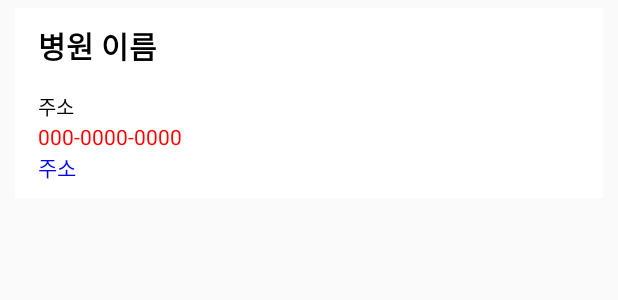
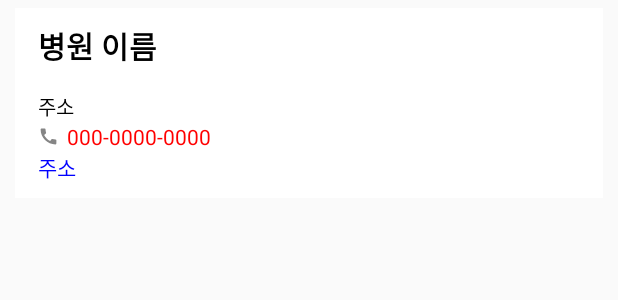
Before and after one commit to jeongminP/HospitalMap, an Android app: the layout recycler_view_item_hosp_info.xml on its own in the app's theme, with its tools: preview values and no code run, on a phone screen of 412 x 824 dp. Shown: the top 300 px of the screen. Run offline under Robolectric (Android 15) with nearby library versions, the phone set to English and light mode, and no system bars.

Commit message:
전화 아이콘 추가 및 터치 영역 확대

```diff
--- a/app/src/main/java/com/pjm9355/hospitalmap/DetailActivity.java
+++ b/app/src/main/java/com/pjm9355/hospitalmap/DetailActivity.java
@@ -188,7 +188,7 @@ public class DetailActivity extends Activity {
                                     telNoView.setVisibility(View.GONE);
                                 } else {
                                     tvTelNo.setText(telno);
-                                    tvTelNo.setOnClickListener(new View.OnClickListener() {
+                                    telNoView.setOnClickListener(new View.OnClickListener() {
                                         @Override
                                         public void onClick(View v) {
                                             Uri uri = Uri.parse("tel:" + telno);
@@ -204,7 +204,7 @@ public class DetailActivity extends Activity {
                                 } else {
                                     tvUrl.setPaintFlags(tvUrl.getPaintFlags() | Paint.UNDERLINE_TEXT_FLAG);
                                     tvUrl.setText(url);
-                                    tvUrl.setOnClickListener(new View.OnClickListener() {
+                                    hospUrlView.setOnClickListener(new View.OnClickListener() {
                                         @Override
                                         public void onClick(View v) {
                                             Uri uri = Uri.parse(url);
--- /dev/null
+++ b/app/src/main/res/drawable-anydpi/call_icon.xml
@@ -0,0 +1,11 @@
+<vector xmlns:android="http://schemas.android.com/apk/res/android"
+    android:width="24dp"
+    android:height="24dp"
+    android:viewportWidth="24"
+    android:viewportHeight="24"
+    android:tint="#333333"
+    android:alpha="0.6">
+  <path
+      android:fillColor="@android:color/white"
+      android:pathData="M20.01,15.38c-1.23,0 -2.42,-0.2 -3.53,-0.56 -0.35,-0.12 -0.74,-0.03 -1.01,0.24l-1.57,1.97c-2.83,-1.35 -5.48,-3.9 -6.89,-6.83l1.95,-1.66c0.27,-0.28 0.35,-0.67 0.24,-1.02 -0.37,-1.11 -0.56,-2.3 -0.56,-3.53 0,-0.54 -0.45,-0.99 -0.99,-0.99H4.19C3.65,3 3,3.24 3,3.99 3,13.28 10.73,21 20.01,21c0.71,0 0.99,-0.63 0.99,-1.18v-3.45c0,-0.54 -0.45,-0.99 -0.99,-0.99z"/>
+</vector>
--- a/app/src/main/res/layout/recycler_view_item_hosp_info.xml
+++ b/app/src/main/res/layout/recycler_view_item_hosp_info.xml
@@ -26,12 +26,24 @@
         android:text="주소"
         android:textColor="#000000"
         android:textSize="13dp" />
-    <TextView
-        android:id="@+id/tel_no_textview"
+    <LinearLayout
+        android:id="@+id/tel_no_view"
         android:layout_width="match_parent"
         android:layout_height="wrap_content"
-        android:text="000-0000-0000"
-        android:textColor="#ff0000" />
+        android:orientation="horizontal">
+        <ImageView
+            android:layout_width="14dp"
+            android:layout_height="14dp"
+            android:layout_marginRight="5dp"
+            android:layout_gravity="center_vertical"
+            android:src="@drawable/call_icon" />
+        <TextView
+            android:id="@+id/tel_no_textview"
+            android:layout_width="match_parent"
+            android:layout_height="wrap_content"
+            android:text="000-0000-0000"
+            android:textColor="#ff0000" />
+    </LinearLayout>
     <TextView
         android:id="@+id/hosp_url_textview"
         android:layout_width="match_parent"
```
Also changed, not shown: app/src/main/java/com/pjm9355/hospitalmap/MainActivity.java (+5 -3 lines), app/src/main/java/com/pjm9355/hospitalmap/RecyclerViewAdapter.java (+6 -2 lines), app/src/main/res/layout/acticity_detail.xml (+15 -4 lines), app/src/main/res/layout/activity_main.xml (+16 -4 lines), app/src/main/res/drawable-hdpi/call_icon.png (added), app/src/main/res/drawable-mdpi/call_icon.png (added), app/src/main/res/drawable-xhdpi/call_icon.png (added), app/src/main/res/drawable-xxhdpi/call_icon.png (added).
